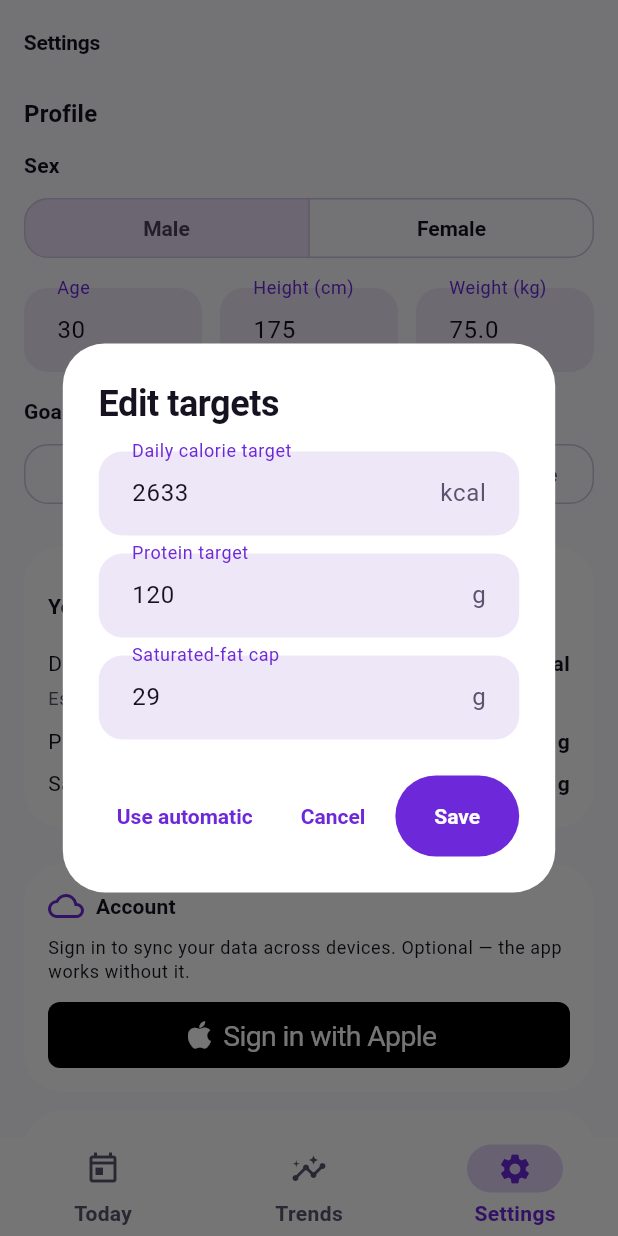
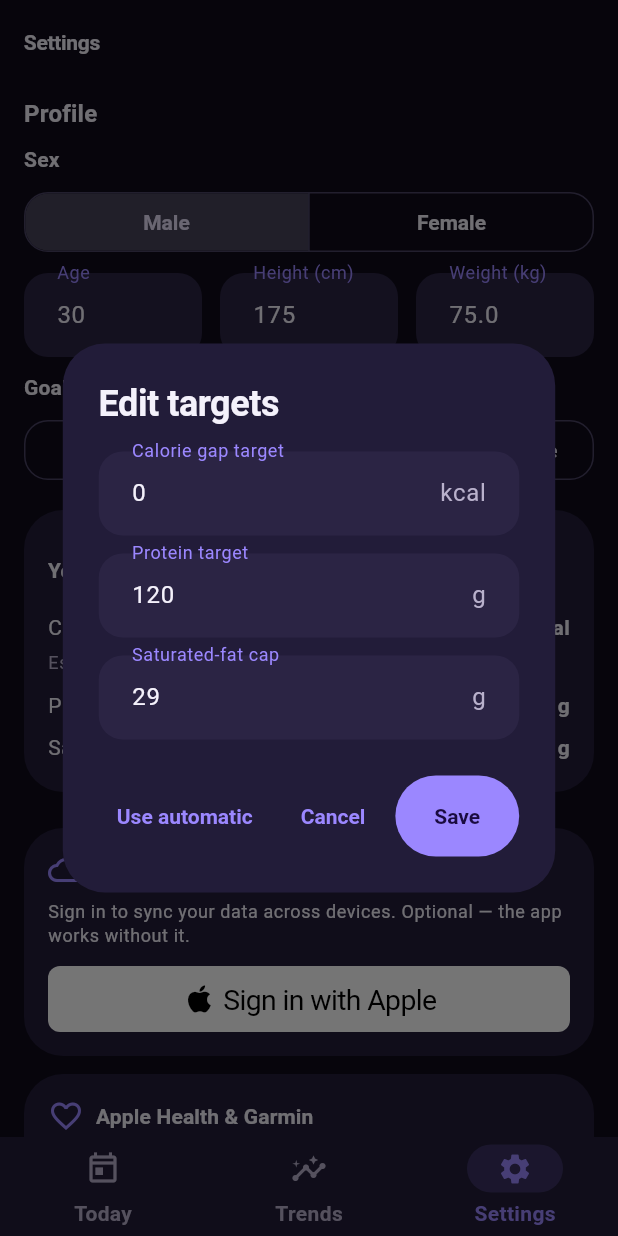
Before and after one commit to PETERDMYAN/food-at-peace, a Flutter app: the screen it shows after launch, item 3 of the bottom bar chosen, after a tap on the "edit" icon, on a phone screen of 412 x 824 dp. Run offline on Flutter 3.47's test engine with Material 3 defaults, Android fonts, the phone set to English and light mode, and no system bars; drawn by our look-alikes of sign_in_with_apple; our stand-ins replace flutter_riverpod, flutter_secure_storage, image_picker, shared_preferences; missing offline and left inert: health; accounts and stored records are empty; statements that could not run were skipped.

Commit message:
Dark GXS theme; "Calorie gap target"; compact Settings
- App is always dark (GXS-style violet/charcoal) — reverses always-light.
- Settings: rename "Daily calorie target" → "Calorie gap target", showing the
  signed goal gap (lose -500 / maintain 0 / gain +400, or override). The edit
  dialog now edits the gap directly.
- Tighten Settings profile spacing.

Co-Authored-By: Claude Opus 4.8 <noreply@anthropic.com>

```diff
--- a/lib/app.dart
+++ b/lib/app.dart
@@ -16,9 +16,8 @@ class FoodAtPeaceApp extends ConsumerWidget {
     return MaterialApp(
       onGenerateTitle: (context) => AppLocalizations.of(context).appTitle,
       debugShowCheckedModeBanner: false,
-      theme: AppTheme.light(),
-      // Always light — dark mode removed.
-      themeMode: ThemeMode.light,
+      // Always dark — GXS-style. (No light theme / no system toggle.)
+      theme: AppTheme.dark(),
       locale: locale,
       localizationsDelegates: AppLocalizations.localizationsDelegates,
       supportedLocales: AppLocalizations.supportedLocales,
--- a/lib/l10n/app_en.arb
+++ b/lib/l10n/app_en.arb
@@ -171,6 +171,7 @@
   "restingBurn": "Resting burn (BMR)",
   "estDailyBurn": "Est. daily burn",
   "dailyCalorieTarget": "Daily calorie target",
+  "calorieGapTarget": "Calorie gap target",
   "estBurnDailyTarget": "Est. burn {burn} · Daily target {target}",
   "@estBurnDailyTarget": {
     "placeholders": {
--- a/lib/l10n/app_localizations.dart
+++ b/lib/l10n/app_localizations.dart
@@ -560,6 +560,12 @@ abstract class AppLocalizations {
   /// **'Daily calorie target'**
   String get dailyCalorieTarget;
 
+  /// No description provided for @calorieGapTarget.
+  ///
+  /// In en, this message translates to:
+  /// **'Calorie gap target'**
+  String get calorieGapTarget;
+
   /// No description provided for @estBurnDailyTarget.
   ///
   /// In en, this message translates to:
--- a/lib/l10n/app_localizations_en.dart
+++ b/lib/l10n/app_localizations_en.dart
@@ -278,6 +278,9 @@ class AppLocalizationsEn extends AppLocalizations {
   String get dailyCalorieTarget => 'Daily calorie target';
 
   @override
+  String get calorieGapTarget => 'Calorie gap target';
+
+  @override
   String estBurnDailyTarget(String burn, String target) {
     return 'Est. burn $burn · Daily target $target';
   }
--- a/lib/l10n/app_localizations_zh.dart
+++ b/lib/l10n/app_localizations_zh.dart
@@ -276,6 +276,9 @@ class AppLocalizationsZh extends AppLocalizations {
   String get dailyCalorieTarget => '每日卡路里目标';
 
   @override
+  String get calorieGapTarget => '卡路里缺口目标';
+
+  @override
   String estBurnDailyTarget(String burn, String target) {
     return '预计消耗 $burn · 每日目标 $target';
   }
--- a/lib/l10n/app_zh.arb
+++ b/lib/l10n/app_zh.arb
@@ -82,6 +82,7 @@
   "restingBurn": "静息消耗（BMR）",
   "estDailyBurn": "预计每日消耗",
   "dailyCalorieTarget": "每日卡路里目标",
+  "calorieGapTarget": "卡路里缺口目标",
   "estBurnDailyTarget": "预计消耗 {burn} · 每日目标 {target}",
   "proteinTargetLabel": "蛋白质目标",
   "satFatCap": "饱和脂肪上限",
--- a/lib/src/features/settings/settings_screen.dart
+++ b/lib/src/features/settings/settings_screen.dart
@@ -58,12 +58,12 @@ class _SettingsScreenState extends ConsumerState<SettingsScreen> {
       v.trim().isEmpty ? null : double.tryParse(v.trim());
 
   /// Pen-icon editor: override the targets, or reset them to automatic.
-  /// Calories are stored as a goal gap (typed absolute − burn); protein and
-  /// saturated fat are absolute.
-  Future<void> _editTargets(DailySummary summary, double budgetBase) async {
+  /// Calorie value is the goal *gap* (e.g. -500 / 0 / +400); protein and
+  /// saturated fat are absolute targets. Blank → reset to automatic.
+  Future<void> _editTargets(DailySummary summary) async {
     final t = AppLocalizations.of(context);
-    final cal =
-        TextEditingController(text: summary.calorieTarget.round().toString());
+    final gap = _draft.calorieGoalOverride ?? _draft.goal.calorieAdjustment;
+    final cal = TextEditingController(text: gap.round().toString());
     final protein =
         TextEditingController(text: summary.proteinTarget.round().toString());
     final satFat =
@@ -80,7 +80,7 @@ class _SettingsScreenState extends ConsumerState<SettingsScreen> {
             TextField(
               controller: cal,
               keyboardType: TextInputType.number,
-              decoration: dec(t.dailyCalorieTarget, 'kcal'),
+              decoration: dec(t.calorieGapTarget, 'kcal'),
             ),
             const SizedBox(height: 12),
             TextField(
@@ -114,10 +114,9 @@ class _SettingsScreenState extends ConsumerState<SettingsScreen> {
     );
     if (mounted) {
       if (action == 'save') {
-        final calAbs = _parseTarget(cal.text);
         _apply(
           _draft.copyWith(
-            calorieGoalOverride: calAbs == null ? null : calAbs - budgetBase,
+            calorieGoalOverride: _parseTarget(cal.text),
             proteinTargetOverride: _parseTarget(protein.text),
             satFatTargetOverride: _parseTarget(satFat.text),
           ),
@@ -159,10 +158,9 @@ class _SettingsScreenState extends ConsumerState<SettingsScreen> {
       profile: _draft,
       energyOut: ref.watch(energyOutProvider).asData?.value,
     );
-    // The calorie field edits an absolute target but stores a *goal gap*
-    // (target − burn), so it tracks future burn changes like the goal does.
-    final budgetBase =
-        summary.computedCalorieTarget - _draft.goal.calorieAdjustment;
+    // The signed goal gap shown as "Calorie gap target" (override, else the
+    // goal default: lose -500 / maintain 0 / gain +400).
+    final gap = _draft.calorieGoalOverride ?? _draft.goal.calorieAdjustment;
     return Scaffold(
       appBar: AppBar(title: Text(t.navSettings)),
       body: ListView(
@@ -170,7 +168,7 @@ class _SettingsScreenState extends ConsumerState<SettingsScreen> {
         padding: const EdgeInsets.fromLTRB(16, 8, 16, 32),
         children: [
           Text(t.profile, style: Theme.of(context).textTheme.titleMedium),
-          const SizedBox(height: 12),
+          const SizedBox(height: 8),
           _label(context, t.sex),
           SegmentedButton<Sex>(
             segments: Sex.values
@@ -180,7 +178,7 @@ class _SettingsScreenState extends ConsumerState<SettingsScreen> {
             showSelectedIcon: false,
             onSelectionChanged: (s) => _apply(_draft.copyWith(sex: s.first)),
           ),
-          const SizedBox(height: 16),
+          const SizedBox(height: 10),
           Row(
             children: [
               Expanded(
@@ -219,7 +217,7 @@ class _SettingsScreenState extends ConsumerState<SettingsScreen> {
               ),
             ],
           ),
-          const SizedBox(height: 16),
+          const SizedBox(height: 10),
           _label(context, t.goal),
           SegmentedButton<Goal>(
             segments: Goal.values
@@ -229,7 +227,7 @@ class _SettingsScreenState extends ConsumerState<SettingsScreen> {
             showSelectedIcon: false,
             onSelectionChanged: (s) => _apply(_draft.copyWith(goal: s.first)),
           ),
-          const SizedBox(height: 24),
+          const SizedBox(height: 16),
           Card(
             child: Padding(
               padding: const EdgeInsets.all(16),
@@ -247,13 +245,13 @@ class _SettingsScreenState extends ConsumerState<SettingsScreen> {
                       IconButton(
                         icon: const Icon(Icons.edit_outlined, size: 20),
                         tooltip: t.editTargets,
-                        onPressed: () => _editTargets(summary, budgetBase),
+                        onPressed: () => _editTargets(summary),
                       ),
                     ],
                   ),
                   _statRow(
-                    t.dailyCalorieTarget,
-                    t.kcalValue(kcal(summary.calorieTarget)),
+                    t.calorieGapTarget,
+                    t.kcalValue(gap > 0 ? '+${kcal(gap)}' : kcal(gap)),
                   ),
                   Padding(
                     padding: const EdgeInsets.only(top: 2, bottom: 6),
```
